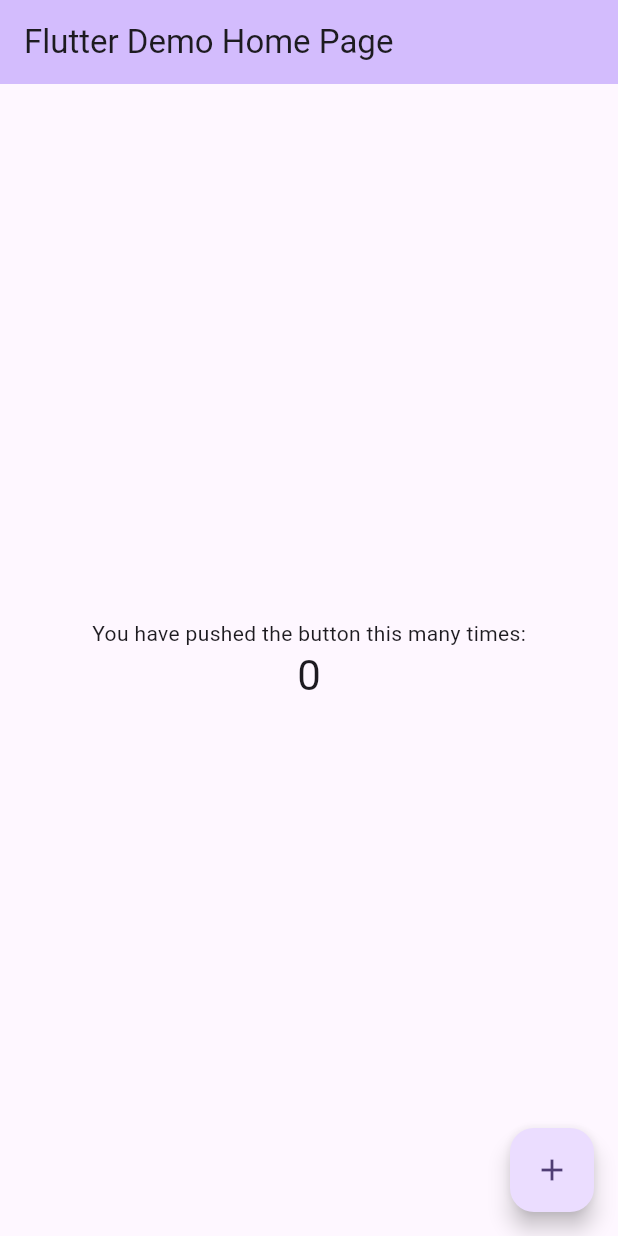
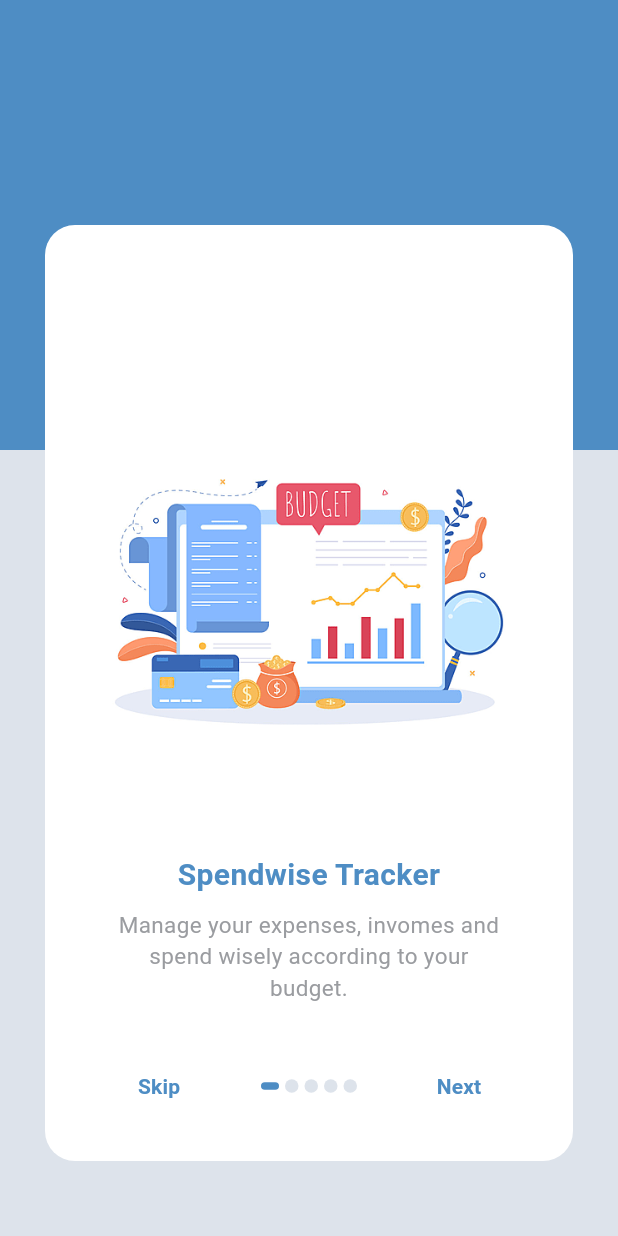
Before and after one commit to eter-null/spendwise-tracker, a Flutter app: the screen it shows after launch, on a phone screen of 412 x 824 dp. Run offline on Flutter 3.47's test engine with Material 3 defaults, Android fonts, the phone set to English and light mode, and no system bars; drawn by our look-alikes of introduction_screen.

Commit message:
landing_pages done

```diff
--- /dev/null
+++ b/lib/const_config/color_config.dart
@@ -0,0 +1,11 @@
+import 'package:flutter/material.dart';
+
+class MyColor{
+  //Background Color
+  //static const gradientBackground=Color(0xFF58B2FF);
+  static const gradientBackground=Color.fromARGB(255, 78, 141, 196);
+  static const blueFadedBackground=Color.fromARGB(255, 139, 184, 223);
+  static const fadedBackground= Color.fromARGB(255, 221, 227, 235);
+
+  static const fadedText=Color.fromARGB(255, 154, 156, 160);
+}
--- a/lib/main.dart
+++ b/lib/main.dart
@@ -1,8 +1,16 @@
 import 'package:flutter/material.dart';
+import 'package:flutter/rendering.dart';
+import 'package:flutter/widgets.dart';
+import 'package:introduction_screen/introduction_screen.dart';
+import 'package:spendwise_tracker/const_config/color_config.dart';
+import 'package:spendwise_tracker/screens/landin_page1.dart';
+import 'package:spendwise_tracker/widgets/custom_back.dart';
+import 'package:spendwise_tracker/widgets/custom_scaffold.dart';
 
 void main() {
   runApp(const MyApp());
 }
+
 
 class MyApp extends StatelessWidget {
   const MyApp({super.key});
@@ -11,115 +19,36 @@ class MyApp extends StatelessWidget {
   @override
   Widget build(BuildContext context) {
     return MaterialApp(
-      title: 'Flutter Demo',
-      theme: ThemeData(
-        // This is the theme of your application.
-        //
-        // TRY THIS: Try running your application with "flutter run". You'll see
-        // the application has a purple toolbar. Then, without quitting the app,
-        // try changing the seedColor in the colorScheme below to Colors.green
-        // and then invoke "hot reload" (save your changes or press the "hot
-        // reload" button in a Flutter-supported IDE, or press "r" if you used
-        // the command line to start the app).
-        //
-        // Notice that the counter didn't reset back to zero; the application
-        // state is not lost during the reload. To reset the state, use hot
-        // restart instead.
-        //
-        // This works for code too, not just values: Most code changes can be
-        // tested with just a hot reload.
-        colorScheme: ColorScheme.fromSeed(seedColor: Colors.deepPurple),
-        useMaterial3: true,
-      ),
-      home: const MyHomePage(title: 'Flutter Demo Home Page'),
+      home: IntroductionScreens()
     );
+    //IntroductionScreen();
+    // MaterialApp(
+    //   // title: 'Dashboard',
+    //   debugShowCheckedModeBanner: false,
+    //   theme: ThemeData(
+
+    //     colorScheme: ColorScheme.fromSeed(seedColor: MyColor.gradientBackground),
+    //     useMaterial3: true,
+    //   ),
+    //   home: Stack(
+    //     children: [
+    //         const ScaffoldWithBackground(),
+    //         Container(
+    //           alignment: Alignment.center,
+    //           height:MediaQuery.of(context).size.height,
+    //           padding: const EdgeInsets.all(10.0),
+
+    //           margin: const EdgeInsets.only(top: 150, bottom: 50, left: 30, right: 30),
+    //           width: MediaQuery.of(context).size.width,
+
+    //           decoration: BoxDecoration(
+    //             color: Colors.white,
+    //             borderRadius: BorderRadius.circular(20),
+    //           ),
+
+    //         ),
+    //       ],
+    //   ),
+    // );
   }
 }
-
-class MyHomePage extends StatefulWidget {
-  const MyHomePage({super.key, required this.title});
-
-  // This widget is the home page of your application. It is stateful, meaning
-  // that it has a State object (defined below) that contains fields that affect
-  // how it looks.
-
-  // This class is the configuration for the state. It holds the values (in this
-  // case the title) provided by the parent (in this case the App widget) and
-  // used by the build method of the State. Fields in a Widget subclass are
-  // always marked "final".
-
-  final String title;
-
-  @override
-  State<MyHomePage> createState() => _MyHomePageState();
-}
-
-class _MyHomePageState extends State<MyHomePage> {
-  int _counter = 0;
-
-  void _incrementCounter() {
-    setState(() {
-      // This call to setState tells the Flutter framework that something has
-      // changed in this State, which causes it to rerun the build method below
-      // so that the display can reflect the updated values. If we changed
-      // _counter without calling setState(), then the build method would not be
-      // called again, and so nothing would appear to happen.
-      _counter++;
-    });
-  }
-
-  @override
-  Widget build(BuildContext context) {
-    // This method is rerun every time setState is called, for instance as done
-    // by the _incrementCounter method above.
-    //
-    // The Flutter framework has been optimized to make rerunning build methods
-    // fast, so that you can just rebuild anything that needs updating rather
-    // than having to individually change instances of widgets.
-    return Scaffold(
-      appBar: AppBar(
-        // TRY THIS: Try changing the color here to a specific color (to
-        // Colors.amber, perhaps?) and trigger a hot reload to see the AppBar
-        // change color while the other colors stay the same.
-        backgroundColor: Theme.of(context).colorScheme.inversePrimary,
-        // Here we take the value from the MyHomePage object that was created by
-        // the App.build method, and use it to set our appbar title.
-        title: Text(widget.title),
-      ),
-      body: Center(
-        // Center is a layout widget. It takes a single child and positions it
-        // in the middle of the parent.
-        child: Column(
-          // Column is also a layout widget. It takes a list of children and
-          // arranges them vertically. By default, it sizes itself to fit its
-          // children horizontally, and tries to be as tall as its parent.
-          //
-          // Column has various properties to control how it sizes itself and
-          // how it positions its children. Here we use mainAxisAlignment to
-          // center the children vertically; the main axis here is the vertical
-          // axis because Columns are vertical (the cross axis would be
-          // horizontal).
-          //
-          // TRY THIS: Invoke "debug painting" (choose the "Toggle Debug Paint"
-          // action in the IDE, or press "p" in the console), to see the
-          // wireframe for each widget.
-          mainAxisAlignment: MainAxisAlignment.center,
-          children: <Widget>[
-            const Text(
-              'You have pushed the button this many times:',
-            ),
-            Text(
-              '$_counter',
-              style: Theme.of(context).textTheme.headlineMedium,
-            ),
-          ],
-        ),
-      ),
-      floatingActionButton: FloatingActionButton(
-        onPressed: _incrementCounter,
-        tooltip: 'Increment',
-        child: const Icon(Icons.add),
-      ), // This trailing comma makes auto-formatting nicer for build methods.
-    );
-  }
-}
--- /dev/null
+++ b/lib/screens/landin_page1.dart
@@ -0,0 +1,125 @@
+import 'package:flutter/foundation.dart';
+import 'package:flutter/material.dart';
+import 'package:introduction_screen/introduction_screen.dart';
+import 'package:spendwise_tracker/const_config/color_config.dart';
+import 'package:spendwise_tracker/widgets/custom_back.dart';
+import 'package:spendwise_tracker/widgets/custom_scaffold.dart';
+
+class IntroductionScreens extends StatelessWidget {
+  IntroductionScreens({super.key});
+  final imagePath=["assets/images/goals.jpg","assets/images/stats.png","assets/images/debt.png"];
+
+  @override
+  Widget build(BuildContext context) {
+    return Stack(
+      children: [
+        CustomBackground(
+          child: IntroductionScreen(
+            pages: <PageViewModel>[
+              PageViewModel(
+                title: 'Spendwise Tracker',
+                body: 'Manage your expenses, invomes and spend wisely according to your budget.',
+                image: buildImage("assets/images/budget.png"),
+                decoration: getPageDecoration(),
+              ),
+              PageViewModel(
+                title: 'Goals',
+                body: 'You can reach your financial goals more quickly and easily.',
+                image: buildImage("assets/images/goals.jpg"),
+                decoration: getPageDecoration(),
+              ),
+              PageViewModel(
+                title: 'Statistics',
+                body: 'You can track your expense statistics to make prompt decisions.',
+                image: buildImage("assets/images/stats.png"),
+                decoration: getPageDecoration(),
+              ),
+              PageViewModel(
+                title: 'Debts',
+                body: 'You can keep record of your debts to aboid forgetfulness and other issues.',
+                image: buildImage("assets/images/debt.jpg"),
+                decoration: getPageDecoration(),
+              ),
+              PageViewModel(
+                title: 'Privacy and Security',
+                body: 'Your data is safe and secure and you can use the app without any worry.',
+                image: buildImage("assets/images/debt.jpg"),
+                decoration: getPageDecoration(),
+              ),
+            ],
+            onDone: () {
+              if (kDebugMode) {
+                print("Done clicked");
+                Navigator.push(context, MaterialPageRoute(builder: (context)=> const ScaffoldWithBackground()));
+              }
+            },
+            scrollPhysics: const ClampingScrollPhysics(),
+            showDoneButton: true,
+            showNextButton: true,
+            showSkipButton: true,
+            skip: const Text(
+              "Skip",
+              style: TextStyle(color: MyColor.gradientBackground, fontWeight: FontWeight.w600),
+            ),
+            next: const Text(
+              "Next",
+              style: TextStyle(color: MyColor.gradientBackground, fontWeight: FontWeight.w600),
+            ),
+            done: const Text(
+              "Done",
+              style: TextStyle(color: MyColor.gradientBackground,fontWeight: FontWeight.w600),
+            ),
+            dotsDecorator: getDotsDecorator(),
+          ),
+          ),
+       // Scaffold(
+       //   appBar: AppBar(),
+      //    body:
+
+       // ),
+      ],
+    );
+  }
+
+  Widget buildImage(String? imagePath) {
+    if (imagePath != null && imagePath.isNotEmpty) {
+    return Center(
+      child: Image.asset(
+        imagePath,
+        width: 450,
+        height: 200,
+      ),
+    );
+  } else {
+    // Placeholder widget when image path is null or empty
+    return const Placeholder(
+      fallbackWidth: 450,
+      fallbackHeight: 200,
+    );
+  }
+}
+
+  PageDecoration getPageDecoration() {
+    return const PageDecoration(
+      imagePadding: EdgeInsets.only(top: 120),
+      imageFlex: 2,
+      pageColor: Colors.white,
+      bodyPadding: EdgeInsets.only(top: 8, left: 20, right: 20),
+      titlePadding: EdgeInsets.only(top: 30),
+      bodyTextStyle: TextStyle(color: MyColor.fadedText, fontSize: 15),
+      titleTextStyle: TextStyle(color: MyColor.gradientBackground, fontWeight: FontWeight.w700, fontSize: 20),
+    );
+  }
+
+  DotsDecorator getDotsDecorator() {
+    return const DotsDecorator(
+      spacing: EdgeInsets.symmetric(horizontal: 2),
+      activeColor: MyColor.gradientBackground,
+      color: MyColor.fadedBackground,
+      activeSize: Size(12, 5),
+      activeShape: RoundedRectangleBorder(
+        borderRadius: BorderRadius.all(Radius.circular(25.0)),
+      ),
+    );
+  }
+}
--- /dev/null
+++ b/lib/widgets/custom_back.dart
@@ -0,0 +1,41 @@
+import 'package:flutter/material.dart';
+import 'package:spendwise_tracker/widgets/custom_scaffold.dart';
+
+import '../const_config/color_config.dart';
+
+class CustomBackground extends StatelessWidget {
+  final Widget child;
+  const CustomBackground({super.key, required this.child});
+
+  @override
+  Widget build(BuildContext context) {
+    return MaterialApp(
+      // title: 'Dashboard',
+      debugShowCheckedModeBanner: false,
+      theme: ThemeData(
+
+        colorScheme: ColorScheme.fromSeed(seedColor: MyColor.gradientBackground),
+        useMaterial3: true,
+      ),
+      home: Stack(
+        children: [
+            const ScaffoldWithBackground(),
+            Container(
+              alignment: Alignment.center,
+              height:MediaQuery.of(context).size.height,
+              padding: const EdgeInsets.all(10.0),
+
+              margin: const EdgeInsets.only(top: 150, bottom: 50, left: 30, right: 30),
+              width: MediaQuery.of(context).size.width,
+
+              decoration: BoxDecoration(
+                color: Colors.white,
+                borderRadius: BorderRadius.circular(20),
+              ),
+              child: child,
+            ),
+          ],
+      ),
+    );
+  }
+}
--- /dev/null
+++ b/lib/widgets/custom_scaffold.dart
@@ -0,0 +1,30 @@
+import 'package:flutter/material.dart';
+import 'package:spendwise_tracker/const_config/color_config.dart';
+
+class ScaffoldWithBackground extends StatelessWidget {
+  //final Widget child; , required this.child}
+  const ScaffoldWithBackground({super.key});
+
+  @override
+  Widget build(BuildContext context) {
+    return Scaffold(
+      backgroundColor: MyColor.fadedBackground,
+      body: Column(
+      //Stack(
+    children: <Widget>[
+          Container(
+            width: MediaQuery.of(context).size.width,
+            height: 300,
+            color: MyColor.gradientBackground,
+          ),
+          // Container(
+          //   width: MediaQuery.of(context).size.width,
+          //   // height: 300,
+          //   color: MyColor.fadedBackground,
+          // ),
+        ],
+ // ),
+      ),
+    );
+  }
+}
```
Also changed, not shown: pubspec.yaml (+7 -3 lines), assets/images/budget.png (added), assets/images/debt.jpg (added), assets/images/goals.jpg (added), assets/images/privacy.jpg (added), assets/images/stats.png (added), pubspec.lock.
